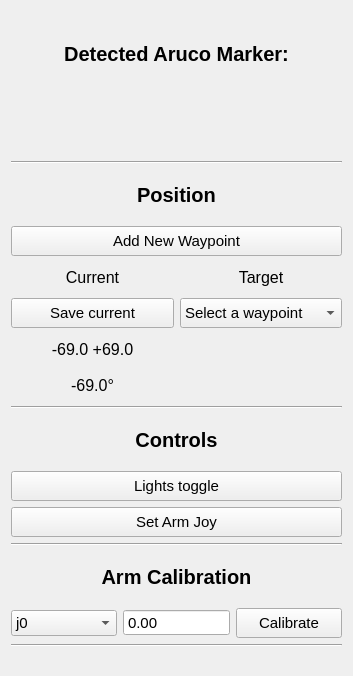
The window that rover_controller_gui/resource/rover_controller_gui.ui (robotique-udes/rover) describes before a commit, drawn with Qt 5.
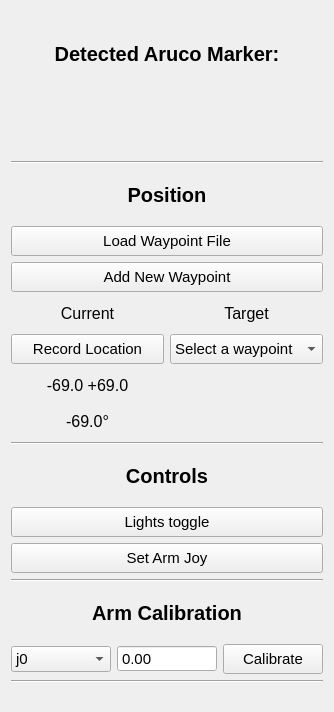
The same window after the commit.

```diff
--- a/rover_controller_gui/resource/rover_controller_gui.ui
+++ b/rover_controller_gui/resource/rover_controller_gui.ui
@@ -12,13 +12,13 @@
    <rect>
     <x>0</x>
     <y>0</y>
-    <width>353</width>
-    <height>676</height>
+    <width>334</width>
+    <height>712</height>
    </rect>
   </property>
   <property name="maximumSize">
    <size>
-    <width>1000</width>
+    <width>334</width>
     <height>10000</height>
    </size>
   </property>
@@ -197,6 +197,61 @@
          </property>
         </widget>
        </item>
+       <item>
+        <widget class="QPushButton" name="pb_load_waypoint_file">
+         <property name="sizePolicy">
+          <sizepolicy hsizetype="Minimum" vsizetype="Fixed">
+           <horstretch>0</horstretch>
+           <verstretch>0</verstretch>
+          </sizepolicy>
+         </property>
+         <property name="minimumSize">
+          <size>
+           <width>0</width>
+           <height>30</height>
+          </size>
+         </property>
+         <property name="maximumSize">
+          <size>
+           <width>16777215</width>
+           <height>30</height>
+          </size>
+         </property>
+         <property name="font">
+          <font>
+           <weight>50</weight>
+           <bold>false</bold>
+          </font>
+         </property>
+         <property name="cursor">
+          <cursorShape>PointingHandCursor</cursorShape>
+         </property>
+         <property name="text">
+          <string>Load Waypoint File</string>
+         </property>
+         <property name="iconSize">
+          <size>
+           <width>16</width>
+           <height>16</height>
+          </size>
+         </property>
+         <property name="checkable">
+          <bool>false</bool>
+         </property>
+         <property name="checked">
+          <bool>false</bool>
+         </property>
+         <property name="autoDefault">
+          <bool>false</bool>
+         </property>
+         <property name="default">
+          <bool>false</bool>
+         </property>
+         <property name="flat">
+          <bool>false</bool>
+         </property>
+        </widget>
+       </item>
        <item>
         <layout class="QHBoxLayout" name="horizontalLayout_5">
          <item>
@@ -364,7 +419,7 @@
             <cursorShape>PointingHandCursor</cursorShape>
            </property>
            <property name="text">
-            <string>Save current</string>
+            <string>Record Location</string>
            </property>
            <property name="iconSize">
             <size>
```
Left out of the diff: 2 changed lines with no effect on the pictures.
